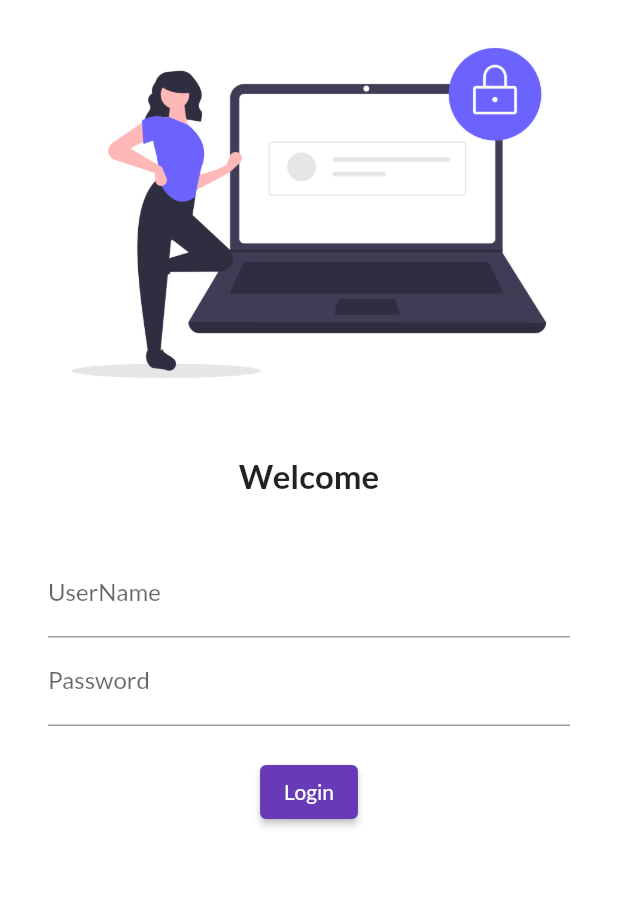
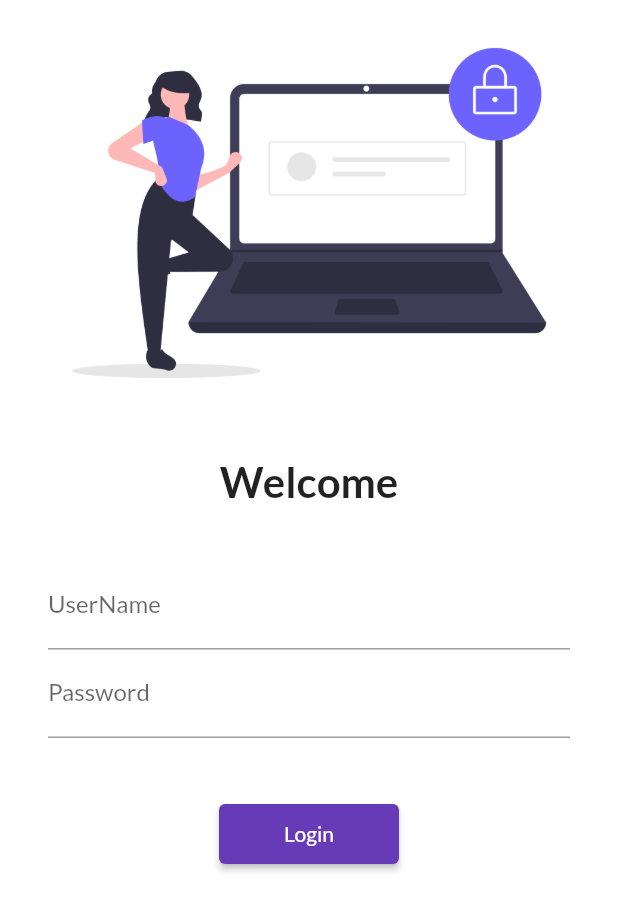
Before and after one commit to vip9888/Catalog_App, a Flutter app: the screen it shows after launch, on a phone screen of 412 x 824 dp. Shown: the top 911 px of the screen. Run offline on Flutter 3.47's test engine with Material 2 defaults, Android fonts, the phone set to English and light mode, and no system bars; our stand-ins replace google_fonts.

Commit message:
Day-5 completed

```diff
--- a/lib/main.dart
+++ b/lib/main.dart
@@ -1,5 +1,6 @@
 import 'package:flutter/material.dart';
 import 'package:flutter_catalog/pages/login_page.dart';
+import 'package:flutter_catalog/utils/routes.dart';
 import 'package:google_fonts/google_fonts.dart';
 import 'pages/home_page.dart';
 
@@ -20,14 +21,15 @@ class MyAPP extends StatelessWidget {
         primarySwatch: Colors.deepPurple,
         fontFamily: GoogleFonts.lato().fontFamily,
       ),
+      debugShowCheckedModeBanner: false,
       darkTheme: ThemeData(
         brightness: Brightness.dark,
       ),
       // initialRoute: "/home",
       routes: {
         "/": (context) => Loginpage(), //by default this "/" one will be seen
-        "/home": (context) => HomePage(),
-        "/login": (context) => Loginpage(),
+        MyRoutes.homeRoute: (context) => HomePage(),
+        MyRoutes.loginRoute: (context) => Loginpage(),
       },
     );
   }
--- a/lib/pages/login_page.dart
+++ b/lib/pages/login_page.dart
@@ -1,4 +1,5 @@
 import 'package:flutter/material.dart';
+import 'package:flutter_catalog/utils/routes.dart';
 
 class Loginpage extends StatelessWidget {
   const Loginpage({Key? key}) : super(key: key);
@@ -7,6 +8,7 @@ class Loginpage extends StatelessWidget {
   Widget build(BuildContext context) {
     return Material(
       color: Colors.white,
+      child: SingleChildScrollView(
         child: Column(
           children: [
             Image.asset(
@@ -19,7 +21,7 @@ class Loginpage extends StatelessWidget {
             const Text(
               "Welcome",
               style: TextStyle(
-              fontSize: 22,
+                fontSize: 28,
                 fontWeight: FontWeight.bold,
               ),
             ),
@@ -45,12 +47,13 @@ class Loginpage extends StatelessWidget {
                     ),
                   ),
                   SizedBox(
-                  height: 20.0,
+                    height: 40.0,
                   ),
                   ElevatedButton(
                     child: Text("Login"),
+                    style: TextButton.styleFrom(minimumSize: Size(120, 40)),
                     onPressed: () {
-                    print("Hii Vipul!");
+                      Navigator.pushNamed(context, MyRoutes.homeRoute);
                     },
                   ),
                 ],
@@ -58,6 +61,7 @@ class Loginpage extends StatelessWidget {
             )
           ],
         ),
+      ),
     );
   }
 }
--- /dev/null
+++ b/lib/utils/routes.dart
@@ -0,0 +1,4 @@
+class MyRoutes {
+  static String loginRoute = "/login";
+  static String homeRoute = "/home";
+}
```
Lines whose indentation alone changed are shown as unchanged.
